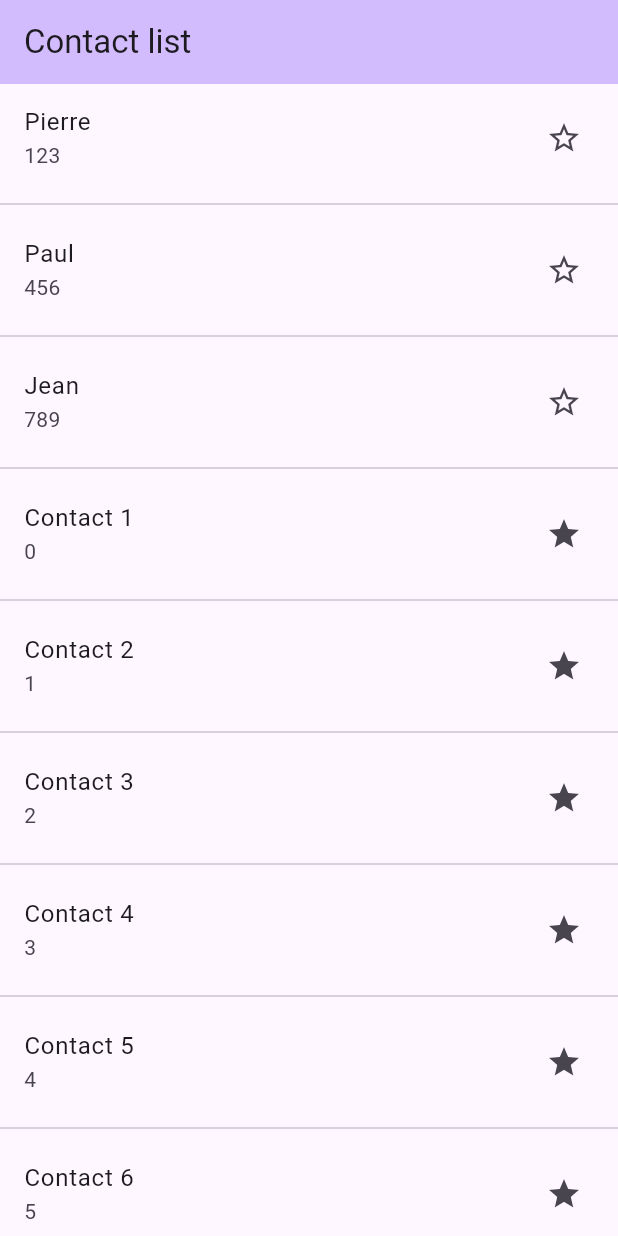
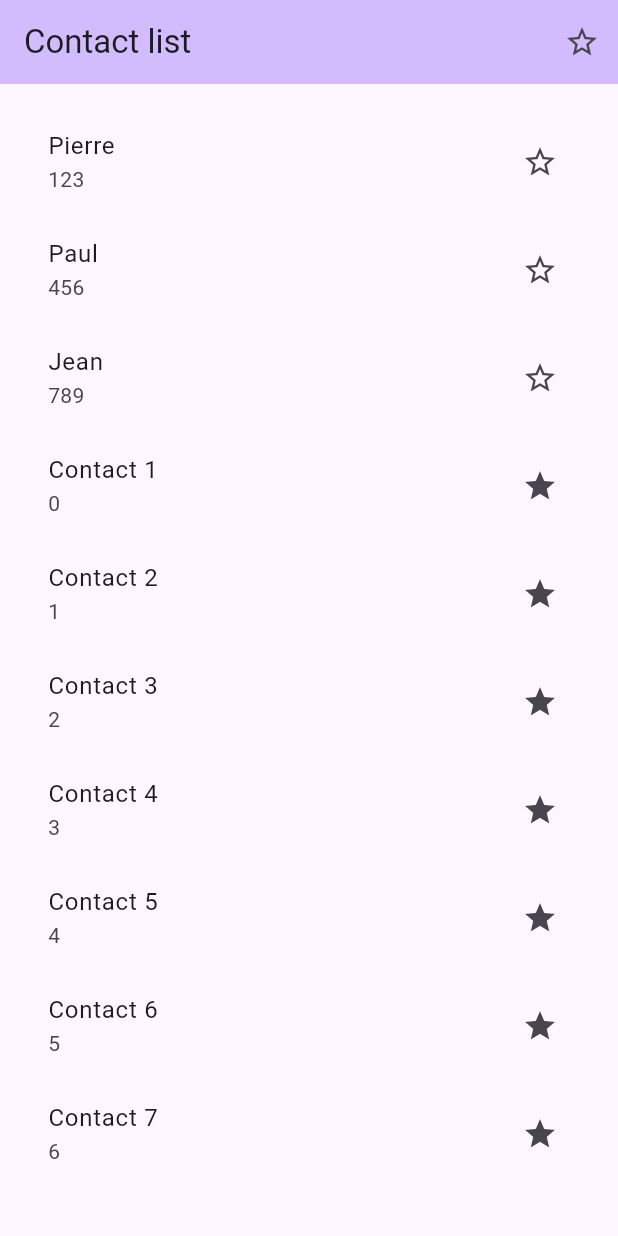
Before and after one commit to priscille-ngondankoy-vinci/tuto2, a Flutter app: the _HomeScreen screen opened directly, on a phone screen of 412 x 824 dp. Run offline on Flutter 3.47's test engine with Material 3 defaults, Android fonts, the phone set to English and light mode, and no system bars.

Commit message:
T02.5 Filtrage de liste

```diff
--- a/lib/home_screen.dart
+++ b/lib/home_screen.dart
@@ -7,28 +7,52 @@ import 'contact.dart';
 import 'contact_row.dart';
 
 
-class _HomeScreen extends  StatelessWidget {
+class _HomeScreen extends  StatefulWidget {
+
+
 
 
   @override
+  State<_HomeScreen> createState() => _HomeScreenState();
+}
+
+class _HomeScreenState extends State<_HomeScreen> {
+
+  var showAllContacts = true; // if false only show favorites
+
+  void _toggleMode() => setState(() => showAllContacts = !showAllContacts);
+  @override
+  @override
   Widget build(BuildContext context) {
+    final displayedContacts = [
+      for (final contact in defaultContacts)
+        if (showAllContacts || contact.isFavorite) contact
+    ];
+
     return Scaffold(
       appBar: AppBar(
+        title: const Text("Contact list"),
         backgroundColor: Theme.of(context).colorScheme.inversePrimary,
-        title: const Text("Contact list"),
+        actions: [
+          IconButton(
+            icon: Icon(showAllContacts ? Icons.star_border : Icons.star),
+            onPressed: _toggleMode,
+          ),
+        ],
       ),
-
-      body: ListView.separated(
-        itemCount: defaultContacts.length,
-        separatorBuilder: (context, index) => const Divider(),
-        itemBuilder: (context, index) =>
-            ContactRow(contact: defaultContacts[index]),
+      body: Container(
+        padding: const EdgeInsets.all(16.0),
+        child: Center(
+          child: SizedBox(
+            width: 512.0,
+            child: ListView.builder(
+              itemCount: displayedContacts.length,
+              itemBuilder: (context, index) =>
+                  ContactRow(contact: displayedContacts[index]),
+            ),
+          ),
+        ),
       ),
-
-
-
     );
   }
-
-
 }
--- a/lib/main.dart
+++ b/lib/main.dart
@@ -37,26 +37,56 @@ class MyApp extends StatelessWidget {
       home: _HomeScreen()
     );
   }
-}
-class _HomeScreen extends  StatelessWidget {
+}class _HomeScreen extends  StatefulWidget {
 
 
+
+
+  @override
+  State<_HomeScreen> createState() => _HomeScreenState();
+}
+
+class _HomeScreenState extends State<_HomeScreen> {
+
+  var showAllContacts = false; // if false only show favorites
+
+  void _toggleMode() => setState(() => showAllContacts = !showAllContacts);
+  @override
+  @override
   Widget build(BuildContext context) {
-    final contactRows =
-    defaultContacts.map((contact) => ContactRow(contact: contact)).toList();
+    final displayedContacts = [
+      for (final contact in defaultContacts)
+        if (showAllContacts || contact.isFavorite) contact
+    ];
 
     return Scaffold(
       appBar: AppBar(
+        title: const Text("Contact list"),
         backgroundColor: Theme.of(context).colorScheme.inversePrimary,
-        title: const Text("Contact list"),
+        actions: [
+          IconButton(
+            icon: Icon(showAllContacts ? Icons.star_border : Icons.star),
+            onPressed: _toggleMode,
+          ),
+        ],
       ),
-      body: ListView(children: contactRows),
+      body: Container(
+        padding: const EdgeInsets.all(16.0),
+        child: Center(
+          child: SizedBox(
+            width: 512.0,
+            child: ListView.builder(
+              itemCount: displayedContacts.length,
+              itemBuilder: (context, index) =>
+                  ContactRow(contact: displayedContacts[index]),
+            ),
+          ),
+        ),
+      ),
     );
   }
+}
 
-
-
-}
 
 
 /* class MyHomePage extends StatefulWidget {
```
